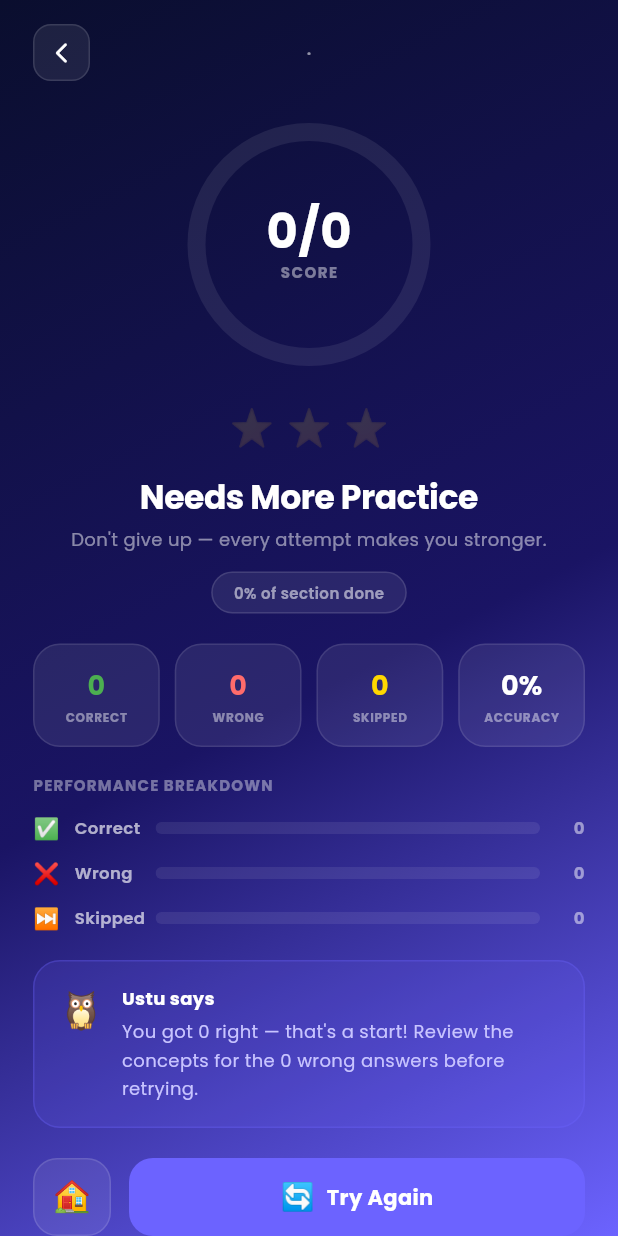
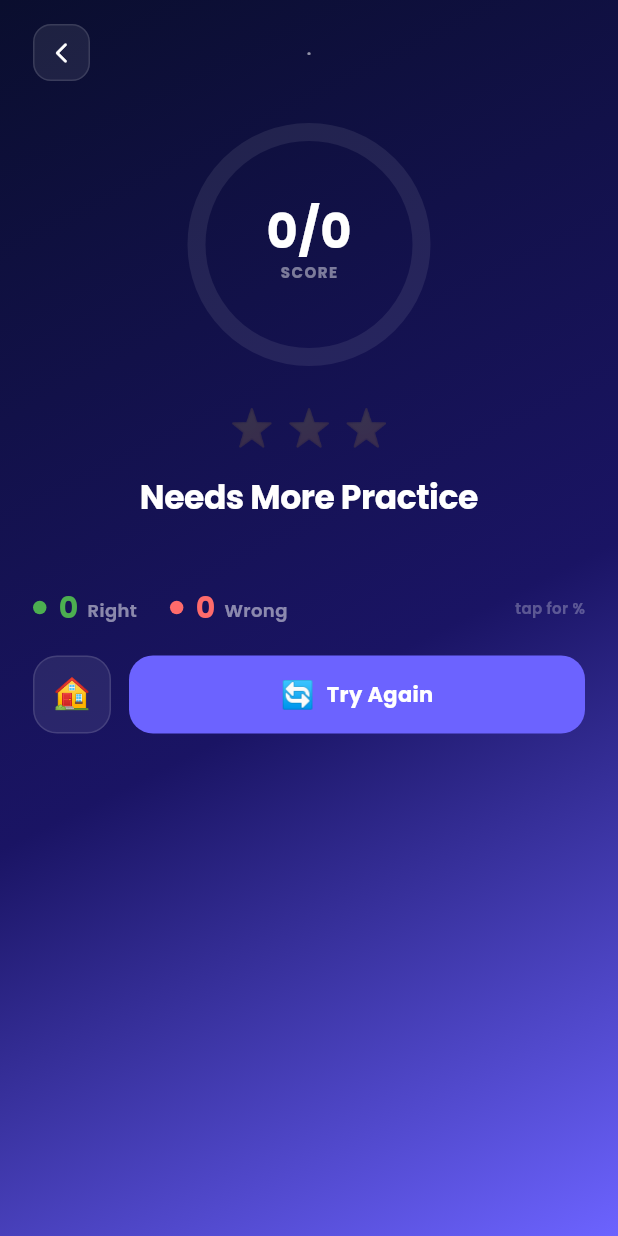
Before and after one commit to mburhankhan101-glitch/ustaad, a Flutter app: the ResultScreen screen opened directly with empty values, on a phone screen of 412 x 824 dp. Run offline on Flutter 3.47's test engine with Material 3 defaults, Android fonts, the phone set to English and light mode, and no system bars; our stand-ins replace audioplayers, cloud_firestore, connectivity_plus, firebase_analytics, firebase_auth, firebase_core and 12 more; accounts and stored records are empty.

Commit message:
Rebuild the result screen, and give two screens room to breathe
The result screen said the same thing four times. The ring read 2/10, stat
cards read Correct 2 / Wrong 8 / Accuracy 20%, and a breakdown underneath
repeated Correct 2 and Wrong 8 as bars. Three of those are the same fact.

All of it is now one animated strip: a bar that fills to show how much of
the attempt went right, with the counts tallying up beside it. Tapping
swaps counts for percentages, because a student comparing attempts thinks
in percentages while one reviewing this attempt thinks in questions.

Three things removed rather than restyled.

"Don't give up — every attempt makes you stronger" was one of three stock
lines chosen by score. It says nothing about this attempt, and a student who
has just scored 2/10 can tell.

The "Ustu says" block at the bottom repeated the score and the weakest topic,
both of which are already on the screen — the ring and the topics list say
it better and earlier.

"1% of section done" was not hardcoded but was worse than hardcoded: it was
this quiz's length over the whole section pool, so a ten-question quiz always
read about 1%, whatever the student had done before. It looked like progress
and was not. Home already shows real cumulative progress per section.

Skipped is gone because a finished quiz cannot contain a skipped question —
the screen is only reachable by answering everything. An unanswered question
now counts as not attempted, which also keeps it out of the accuracy
denominator, where it used to quietly drag the percentage down.

Also: the home quiz grid ended flush against the nav bar and the chapter
list sat on the bezel, both of which read as the page being cut off rather
than finished. And Topical was flat navy while every other screen wears the
gradient, which made it look like a different app bolted on.

197 tests pass; the analyzer is clean.

Co-Authored-By: Claude Opus 5 <noreply@anthropic.com>

```diff
--- a/lib/screens/home/home_screen.dart
+++ b/lib/screens/home/home_screen.dart
@@ -978,7 +978,10 @@ class _HomeScreenState extends ConsumerState<HomeScreen>
                       bottom: false,
                       child: SingleChildScrollView(
                         physics: const BouncingScrollPhysics(),
-                        padding: const EdgeInsets.only(bottom: 96),
+                        // Clears the floating nav bar and then some: the grid used to
+                        // stop dead against it, which read as the page being cut off
+                        // rather than finished.
+                        padding: const EdgeInsets.only(bottom: 132),
                         child: Column(
                           crossAxisAlignment: CrossAxisAlignment.start,
                           children: [
--- a/lib/screens/quiz/result_screen.dart
+++ b/lib/screens/quiz/result_screen.dart
@@ -15,7 +15,6 @@ class _C {
   static const primary = Color(0xFF6C63FF);
   static const success = Color(0xFF4CAF50);
   static const error = Color(0xFFFF6B6B);
-  static const gold = Color(0xFFFFD700);
 }
 
 /// How well they did, as a share of what they attempted.
@@ -71,9 +70,11 @@ class _ResultScreenState extends State<ResultScreen>
     with TickerProviderStateMixin {
   late final int _correct;
   late final int _wrong;
-  late final int _skipped;
   late final int _total;
   late final int _accuracy;
+
+  /// Counts by default; percentages on tap.
+  bool _showPercent = false;
   late final int _tier;
   late final Color _ringColor;
 
@@ -84,7 +85,6 @@ class _ResultScreenState extends State<ResultScreen>
   late final Animation<double> _statsAnim;
   late final Animation<double> _breakdownAnim;
   late final Animation<double> _weakAnim;
-  late final Animation<double> _msgAnim;
   late final Animation<double> _btnsAnim;
 
   late final AnimationController _ringCtrl;
@@ -184,7 +184,7 @@ class _ResultScreenState extends State<ResultScreen>
   // ──────────────────────────────────────────────────────────────────────────
   void _computeScore() {
     final int rawTotal = widget.questions.length;
-    int correct = 0, wrong = 0, skipped = 0;
+    int correct = 0, wrong = 0;
     final Map<String, int> weakMap = {};
     int notAttempted = 0;
 
@@ -194,7 +194,8 @@ class _ResultScreenState extends State<ResultScreen>
         notAttempted++;
         continue;
       } else if (sel == null) {
-        skipped++;
+        notAttempted++;
+        continue;
       } else if (sel == widget.questions[i].correctIndex) {
         correct++;
       } else {
@@ -209,7 +210,6 @@ class _ResultScreenState extends State<ResultScreen>
     _total = rawTotal - notAttempted;
     _correct = correct;
     _wrong = wrong;
-    _skipped = skipped;
     _accuracy = _total > 0 ? ((_correct / _total) * 100).round() : 0;
     // Share of what they actually attempted, not a raw count. These were
     // _correct >= 8 and >= 5, which silently assumed every quiz is ten
@@ -276,7 +276,6 @@ class _ResultScreenState extends State<ResultScreen>
     _statsAnim = _s(0.15, 0.65);
     _breakdownAnim = _s(0.28, 0.78);
     _weakAnim = _s(0.38, 0.88);
-    _msgAnim = _s(0.48, 0.98);
     _btnsAnim = _s(0.55, 1.00);
 
     _ringCtrl = AnimationController(
@@ -327,33 +326,6 @@ class _ResultScreenState extends State<ResultScreen>
   String get _title =>
       const ['Needs More Practice', 'Good Effort!', 'Excellent Work!'][_tier];
 
-  String get _subtitle => const [
-    "Don't give up — every attempt makes you stronger.",
-    "You're improving. A bit more practice and you'll ace it.",
-    "You're in the top 20% for this section.",
-  ][_tier];
-
-  String get _ustuMsg {
-    final topTopic = _weakTopics.isNotEmpty ? _weakTopics.keys.first : null;
-
-    if (_tier == 2) {
-      return "Outstanding! $_correct/$_total — you've mastered this section. Try the next one!";
-    }
-    if (_tier == 1) {
-      if (topTopic != null) {
-        return "Solid work! You dropped points on \"$topTopic\" — review that one and you'll nail it next time.";
-      }
-      return "Solid work! You missed $_wrong question${_wrong > 1 ? 's' : ''}. A bit more practice and you'll ace it.";
-    }
-    if (topTopic != null) {
-      return "You got $_correct right. Biggest weak spot: \"$topTopic\". Ustu will remind you to practice it — don't skip it next time!";
-    }
-    return "You got $_correct right — that's a start! Review the concepts for the $_wrong wrong answers before retrying.";
-  }
-
-  // ─────────────────────────────────────────────────────────────────────────────
-  // FIXED: All exit points now simply pop the screen, returning to HomeScreen.
-  // ─────────────────────────────────────────────────────────────────────────────
   void _goHome() {
     Navigator.of(context).pop();
   }
@@ -380,7 +352,9 @@ class _ResultScreenState extends State<ResultScreen>
               child: SafeArea(
                 child: SingleChildScrollView(
                   physics: const BouncingScrollPhysics(),
-                  padding: const EdgeInsets.only(bottom: 32),
+                  padding: EdgeInsets.only(
+                    bottom: 32 + MediaQuery.of(context).viewPadding.bottom,
+                  ),
                   child: isWeb ? _buildWebContent() : _buildMobileContent(),
                 ),
               ),
@@ -398,16 +372,12 @@ class _ResultScreenState extends State<ResultScreen>
         const SizedBox(height: 24),
         _buildHero(),
         const SizedBox(height: 20),
-        _buildStatsRow(),
-        const SizedBox(height: 18),
-        _buildBreakdown(),
+        _buildScoreStrip(),
         if (_weakTopics.isNotEmpty) ...[
           const SizedBox(height: 18),
           _buildWeakTopicsSection(),
         ],
-        const SizedBox(height: 18),
-        _buildUstuMessage(),
-        const SizedBox(height: 20),
+        const SizedBox(height: 22),
         _buildButtons(),
       ],
     );
@@ -425,9 +395,7 @@ class _ResultScreenState extends State<ResultScreen>
               children: [
                 _buildHero(),
                 const SizedBox(height: 24),
-                _buildStatsRow(),
-                const SizedBox(height: 24),
-                _buildBreakdown(),
+                _buildScoreStrip(),
               ],
             ),
           ),
@@ -438,8 +406,6 @@ class _ResultScreenState extends State<ResultScreen>
               children: [
                 if (_weakTopics.isNotEmpty) _buildWeakTopicsSection(),
                 if (_weakTopics.isNotEmpty) const SizedBox(height: 24),
-                _buildUstuMessage(),
-                const SizedBox(height: 24),
                 _buildWebButtons(),
               ],
             ),
@@ -658,48 +624,7 @@ class _ResultScreenState extends State<ResultScreen>
               letterSpacing: -0.3,
             ),
           ),
-          const SizedBox(height: 4),
-          Padding(
-            padding: const EdgeInsets.symmetric(horizontal: 40),
-            child: Text(
-              _subtitle,
-              textAlign: TextAlign.center,
-              style: TextStyle(
-                fontFamily: 'Poppins',
-                color: Colors.white.withOpacity(0.5),
-                fontSize: 12,
-                height: 1.5,
-              ),
-            ),
-          ),
-          const SizedBox(height: 12),
-          _buildCompletionPill(),
         ],
-      ),
-    );
-  }
-
-  Widget _buildCompletionPill() {
-    final pct = widget.poolSize > 0
-        ? ((_total / widget.poolSize) * 100).clamp(0, 100).round()
-        : 0;
-
-    return Container(
-      padding: const EdgeInsets.symmetric(horizontal: 14, vertical: 6),
-      decoration: BoxDecoration(
-        color: Colors.white.withOpacity(0.08),
-        borderRadius: BorderRadius.circular(20),
-        border: Border.all(color: Colors.white.withOpacity(0.12)),
-      ),
-      child: Text(
-        '$pct% of section done',
-        style: TextStyle(
-          fontFamily: 'Poppins',
-          color: Colors.white.withOpacity(0.55),
-          fontSize: 10,
-          fontWeight: FontWeight.w600,
-          letterSpacing: 0.3,
-        ),
       ),
     );
   }
@@ -720,136 +645,142 @@ class _ResultScreenState extends State<ResultScreen>
     );
   }
 
-  Widget _buildStatsRow() {
+  /// One animated bar instead of four boxes and three more bars.
+  ///
+  /// The old screen showed the same three numbers twice: stat cards reading
+  /// Correct 2, Wrong 8, Accuracy 20%, then a breakdown repeating Correct 2
+  /// and Wrong 8 underneath. The ring above already says 2/10, which is the
+  /// same fact a third time.
+  ///
+  /// So this is the one thing those were all circling: the shape of the
+  /// attempt. A bar that fills to show how much of it went right, with the
+  /// counts tallying up alongside it. Tapping swaps counts for percentages,
+  /// because a student comparing attempts thinks in percentages while one
+  /// reviewing this attempt thinks in questions.
+  Widget _buildScoreStrip() {
     return _fadeUp(
       _statsAnim,
       Padding(
         padding: const EdgeInsets.symmetric(horizontal: 22),
+        child: GestureDetector(
+          behavior: HitTestBehavior.opaque,
+          onTap: () {
+            HapticFeedback.selectionClick();
+            setState(() => _showPercent = !_showPercent);
+          },
+          child: AnimatedBuilder(
+            animation: _breakdownAnim,
+            builder: (context, _) {
+              final t = Curves.easeOutCubic.transform(
+                _breakdownAnim.value.clamp(0.0, 1.0),
+              );
+              final shownCorrect = (_correct * t).round();
+              final shownWrong = (_wrong * t).round();
+              final correctShare = _total > 0 ? _correct / _total : 0.0;
+
+              return Column(
+                crossAxisAlignment: CrossAxisAlignment.start,
+                children: [
+                  // The bar. Correct grows from the left, wrong fills the
+                  // rest, so the split itself is the headline.
+                  ClipRRect(
+                    borderRadius: BorderRadius.circular(10),
+                    child: SizedBox(
+                      height: 14,
                       child: Row(
                         children: [
-            _statCard(_correct.toString(), 'CORRECT', _C.success),
-            const SizedBox(width: 10),
-            _statCard(_wrong.toString(), 'WRONG', _C.error),
-            const SizedBox(width: 10),
-            _statCard(_skipped.toString(), 'SKIPPED', _C.gold),
-            const SizedBox(width: 10),
-            _statCard('$_accuracy%', 'ACCURACY', Colors.white),
+                          if (_correct > 0)
+                            Expanded(
+                              flex: (correctShare * 1000 * t).round() + 1,
+                              child: Container(color: _C.success),
+                            ),
+                          if (_wrong > 0)
+                            Expanded(
+                              flex:
+                                  (((1 - correctShare) * 1000 * t).round() + 1),
+                              child: Container(color: _C.error),
+                            ),
+                          // The unfilled remainder while the bar animates in.
+                          if (t < 1)
+                            Expanded(
+                              flex: ((1 - t) * 1000).round() + 1,
+                              child: Container(
+                                color: Colors.white.withOpacity(0.07),
+                              ),
+                            ),
                         ],
+                      ),
+                    ),
+                  ),
+                  const SizedBox(height: 14),
+                  Row(
+                    children: [
+                      _tally(
+                        _C.success,
+                        'Right',
+                        _showPercent
+                            ? '${_total > 0 ? ((_correct / _total) * 100).round() : 0}%'
+                            : '$shownCorrect',
+                      ),
+                      const SizedBox(width: 22),
+                      _tally(
+                        _C.error,
+                        'Wrong',
+                        _showPercent
+                            ? '${_total > 0 ? ((_wrong / _total) * 100).round() : 0}%'
+                            : '$shownWrong',
+                      ),
+                      const Spacer(),
+                      Text(
+                        _showPercent ? 'tap for counts' : 'tap for %',
+                        style: TextStyle(
+                          fontFamily: 'Poppins',
+                          color: Colors.white.withOpacity(0.28),
+                          fontSize: 10,
+                          fontWeight: FontWeight.w600,
+                        ),
+                      ),
+                    ],
+                  ),
+                ],
+              );
+            },
+          ),
         ),
       ),
     );
   }
 
-  Widget _statCard(String number, String label, Color numColor) {
-    return Expanded(
-      child: Container(
-        padding: const EdgeInsets.symmetric(vertical: 14),
-        decoration: BoxDecoration(
-          color: Colors.white.withOpacity(0.08),
-          borderRadius: BorderRadius.circular(18),
-          border: Border.all(color: Colors.white.withOpacity(0.1)),
+  Widget _tally(Color color, String label, String value) {
+    return Row(
+      crossAxisAlignment: CrossAxisAlignment.center,
+      children: [
+        Container(
+          width: 9,
+          height: 9,
+          decoration: BoxDecoration(color: color, shape: BoxShape.circle),
         ),
-        child: Column(
-          children: [
+        const SizedBox(width: 8),
         Text(
-              number,
+          value,
           style: TextStyle(
             fontFamily: 'Poppins',
-                color: numColor,
-                fontSize: 18,
+            color: color,
+            fontSize: 20,
             fontWeight: FontWeight.w800,
+            height: 1,
           ),
         ),
-            const SizedBox(height: 2),
-            Text(
-              label,
-              style: TextStyle(
-                fontFamily: 'Poppins',
-                color: Colors.white.withOpacity(0.45),
-                fontSize: 8,
-                fontWeight: FontWeight.w700,
-                letterSpacing: 0.5,
-              ),
-            ),
-          ],
-        ),
-      ),
-    );
-  }
-
-  Widget _buildBreakdown() {
-    return _fadeUp(
-      _breakdownAnim,
+        const SizedBox(width: 6),
         Padding(
-        padding: const EdgeInsets.symmetric(horizontal: 22),
-        child: Column(
-          crossAxisAlignment: CrossAxisAlignment.start,
-          children: [
-            Text(
-              'PERFORMANCE BREAKDOWN',
-              style: TextStyle(
-                fontFamily: 'Poppins',
-                color: Colors.white.withOpacity(0.4),
-                fontSize: 10,
-                fontWeight: FontWeight.w700,
-                letterSpacing: 0.8,
-              ),
-            ),
-            const SizedBox(height: 12),
-            _barRow('✅', 'Correct', _correct, _C.success),
-            const SizedBox(height: 10),
-            _barRow('❌', 'Wrong', _wrong, _C.error),
-            const SizedBox(height: 10),
-            _barRow('⏭', 'Skipped', _skipped, _C.gold),
-          ],
-        ),
-      ),
-    );
-  }
-
-  Widget _barRow(String icon, String label, int value, Color color) {
-    final pct = _total > 0 ? value / _total : 0.0;
-    return Row(
-      children: [
-        Text(icon, style: const TextStyle(fontSize: 14)),
-        const SizedBox(width: 10),
-        SizedBox(
-          width: 54,
+          padding: const EdgeInsets.only(top: 3),
           child: Text(
             label,
             style: TextStyle(
               fontFamily: 'Poppins',
-              color: Colors.white.withOpacity(0.65),
-              fontSize: 11,
+              color: Colors.white.withOpacity(0.5),
+              fontSize: 12,
               fontWeight: FontWeight.w600,
-            ),
-          ),
-        ),
-        Expanded(
-          child: ClipRRect(
-            borderRadius: BorderRadius.circular(10),
-            child: AnimatedBuilder(
-              animation: _breakdownAnim,
-              builder: (_, __) => LinearProgressIndicator(
-                value: pct * _breakdownAnim.value,
-                minHeight: 8,
-                backgroundColor: Colors.white.withOpacity(0.08),
-                valueColor: AlwaysStoppedAnimation<Color>(color),
-              ),
-            ),
-          ),
-        ),
-        const SizedBox(width: 10),
-        SizedBox(
-          width: 20,
-          child: Text(
-            value.toString(),
-            textAlign: TextAlign.right,
-            style: TextStyle(
-              fontFamily: 'Poppins',
-              color: Colors.white.withOpacity(0.5),
-              fontSize: 11,
-              fontWeight: FontWeight.w700,
             ),
           ),
         ),
@@ -959,56 +890,6 @@ class _ResultScreenState extends State<ResultScreen>
             ),
           ),
         ],
-      ),
-    );
-  }
-
-  Widget _buildUstuMessage() {
-    return _fadeUp(
-      _msgAnim,
-      Padding(
-        padding: const EdgeInsets.symmetric(horizontal: 22),
-        child: Container(
-          padding: const EdgeInsets.all(16),
-          decoration: BoxDecoration(
-            color: _C.primary.withOpacity(0.15),
-            borderRadius: BorderRadius.circular(18),
-            border: Border.all(color: _C.primary.withOpacity(0.3)),
-          ),
-          child: Row(
-            crossAxisAlignment: CrossAxisAlignment.start,
-            children: [
-              const Text('🦉', style: TextStyle(fontSize: 24)),
-              const SizedBox(width: 12),
-              Expanded(
-                child: Column(
-                  crossAxisAlignment: CrossAxisAlignment.start,
-                  children: [
-                    const Text(
-                      'Ustu says',
-                      style: TextStyle(
-                        fontFamily: 'Poppins',
-                        color: Colors.white,
-                        fontSize: 12,
-                        fontWeight: FontWeight.w700,
-                      ),
-                    ),
-                    const SizedBox(height: 4),
-                    Text(
-                      _ustuMsg,
-                      style: const TextStyle(
-                        fontFamily: 'Poppins',
-                        color: Color(0xFFC8C4FF),
-                        fontSize: 12,
-                        height: 1.6,
-                      ),
-                    ),
-                  ],
-                ),
-              ),
-            ],
-          ),
-        ),
       ),
     );
   }
--- a/lib/screens/quiz/topic_practice_screen.dart
+++ b/lib/screens/quiz/topic_practice_screen.dart
@@ -184,7 +184,14 @@ class _TopicPracticeScreenState extends ConsumerState<TopicPracticeScreen> {
           final weak = _query.isEmpty ? _weakTopics() : const [];
 
           return ListView(
-            padding: const EdgeInsets.fromLTRB(16, 4, 16, 28),
+            // Enough tail that the last chapter is not pinned to the bezel,
+            // plus whatever the system navigation bar takes.
+            padding: EdgeInsets.fromLTRB(
+              16,
+              4,
+              16,
+              48 + MediaQuery.of(context).viewPadding.bottom,
+            ),
             children: [
               _searchBox(cat.totalQuestions),
               if (weak.isNotEmpty) ...[
--- a/lib/screens/quiz/topical_screen.dart
+++ b/lib/screens/quiz/topical_screen.dart
@@ -61,10 +61,35 @@ class _TopicalScreenState extends ConsumerState<TopicalScreen> {
 
     return Scaffold(
       backgroundColor: UstaadColors.background1,
-      body: SafeArea(
+      body: Stack(
+        children: [
+          // The same gradient every other screen wears. A flat navy panel
+          // here made Topical look like a different app bolted on.
+          const Positioned.fill(
+            child: DecoratedBox(
+              decoration: BoxDecoration(
+                gradient: LinearGradient(
+                  begin: Alignment.topLeft,
+                  end: Alignment.bottomRight,
+                  colors: [
+                    UstaadColors.background1,
+                    UstaadColors.background2,
+                    UstaadColors.background3,
+                  ],
+                  stops: [0.0, 0.55, 1.0],
+                ),
+              ),
+            ),
+          ),
+          SafeArea(
         bottom: false,
         child: ListView(
-          padding: const EdgeInsets.fromLTRB(20, 16, 20, 110),
+          padding: EdgeInsets.fromLTRB(
+            20,
+            16,
+            20,
+            132 + MediaQuery.of(context).viewPadding.bottom,
+          ),
           children: [
             const Text(
               'Topical practice',
@@ -142,6 +167,8 @@ class _TopicalScreenState extends ConsumerState<TopicalScreen> {
             for (final s in tab.sections) _sectionRow(tab, s),
           ],
         ),
+          ),
+        ],
       ),
     );
   }
```
Lines whose indentation alone changed are shown as unchanged.
